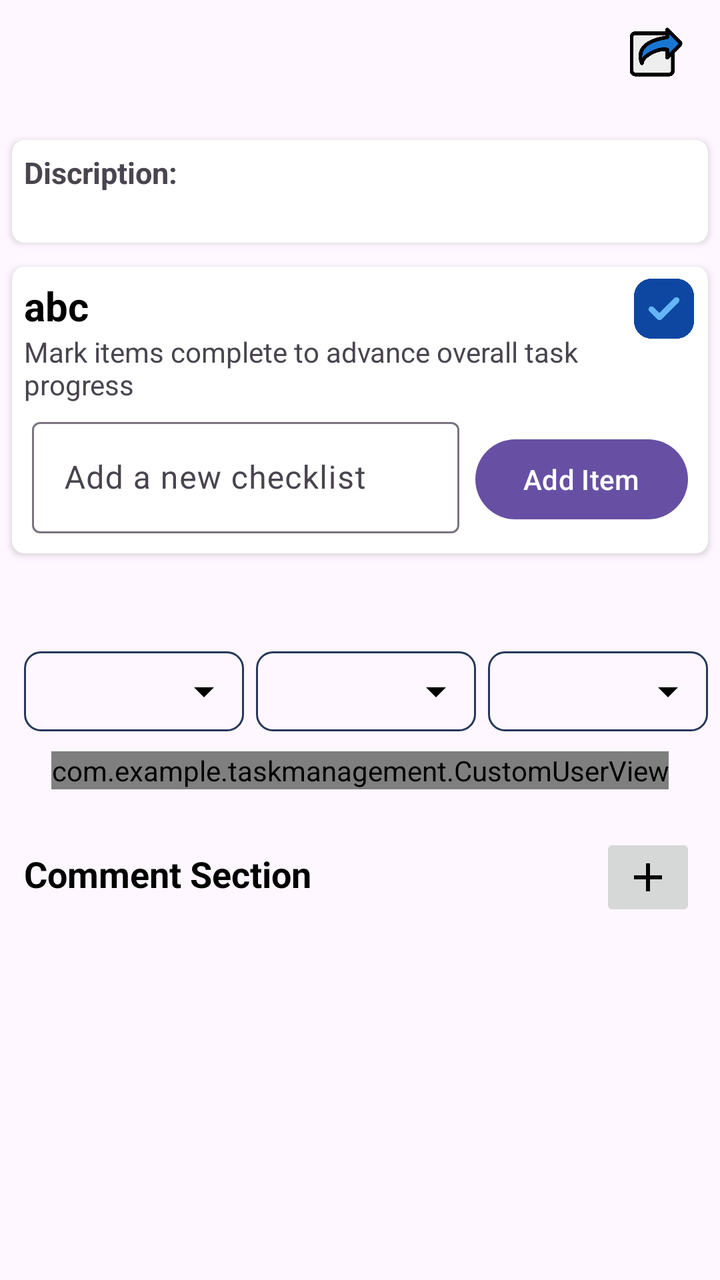
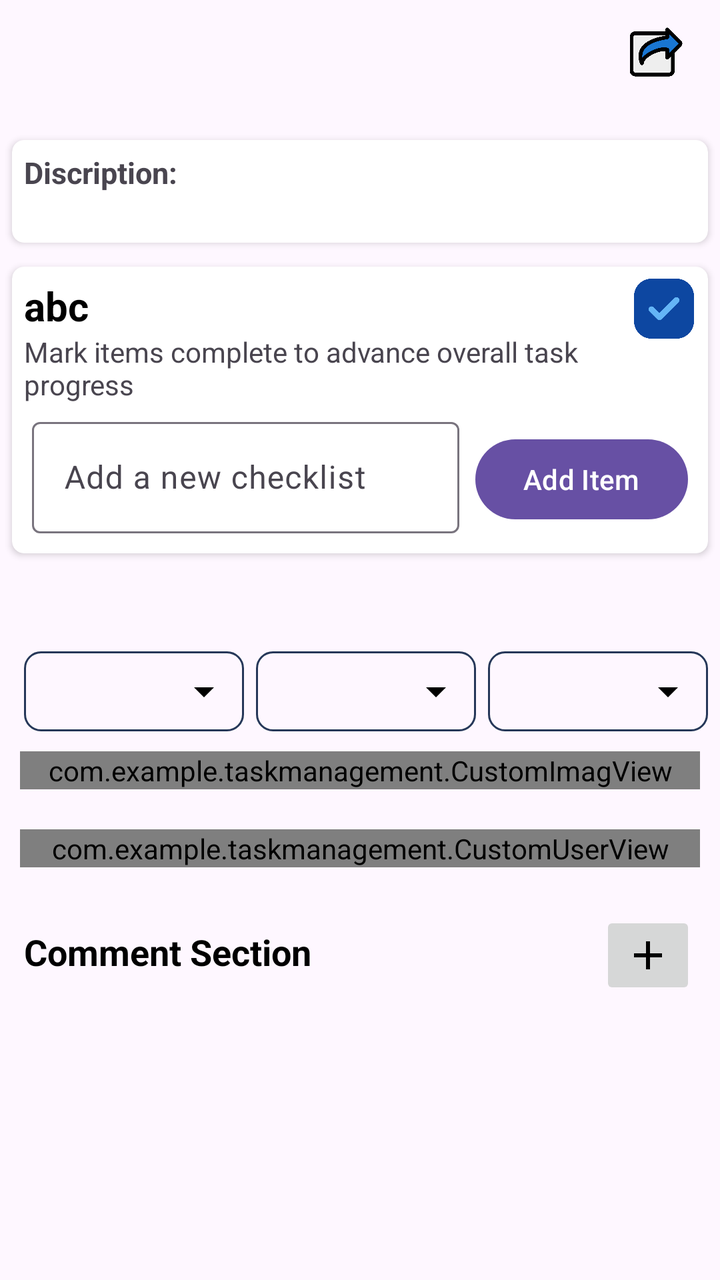

The first picture is an Android layout as it rendered before a commit; the second is the same layout after the commit. The layout source and the unified diff follow.
<!-- AndroidManifest.xml: application theme Theme.TaskManagement -->
<!-- res/layout/fragment_task_display.xml -->
<?xml version="1.0" encoding="utf-8"?>
<layout xmlns:android="http://schemas.android.com/apk/res/android"
    xmlns:tools="http://schemas.android.com/tools"
    xmlns:app="http://schemas.android.com/apk/res-auto">

    <data>

    </data>

    <androidx.core.widget.NestedScrollView
        android:layout_width="match_parent"
        android:layout_height="match_parent"
        android:fillViewport="true">

        <LinearLayout
            android:id="@+id/main"
            android:layout_width="match_parent"
            android:layout_height="wrap_content"
            android:orientation="vertical"
            android:background="?attr/colorSurface"
            tools:context=".TaskDisplayFragment">

            <LinearLayout
                android:layout_width="match_parent"
                android:layout_height="wrap_content"
                android:layout_margin="6dp"
                android:orientation="horizontal">

                <TextView
                    android:id="@+id/title"
                    android:textStyle="bold"
                    android:textColor="@color/black"
                    android:textSize="15dp"
                    android:layout_width="wrap_content"
                    android:layout_weight="1"
                    android:layout_marginTop="10dp"
                    android:layout_height="wrap_content" />

                <ImageView
                    android:padding="5dp"
                    android:id="@+id/materialbtn"
                    android:layout_width="40dp"
                    android:layout_height="40dp"
                    android:layout_margin="6dp"
                    android:layout_gravity="right"
                    android:src="@drawable/share" />


            </LinearLayout>

            <androidx.cardview.widget.CardView
                android:layout_width="match_parent"
                android:layout_height="wrap_content"
                android:layout_margin="6dp"
                app:cardCornerRadius="6dp">

                <LinearLayout
                    android:layout_width="match_parent"
                    android:layout_height="wrap_content"
                    android:padding="6dp"
                    android:orientation="vertical">

                    <TextView
                        android:text="Discription:"
                        android:textStyle="bold"
                        android:textSize="15dp"
                        android:layout_width="wrap_content"
                        android:layout_height="wrap_content" />

                    <TextView
                        android:id="@+id/discript"
                        android:layout_width="wrap_content"
                        android:layout_height="wrap_content" />
                </LinearLayout>
            </androidx.cardview.widget.CardView>

            <androidx.cardview.widget.CardView
                android:layout_width="match_parent"
                android:layout_height="wrap_content"
                android:layout_margin="6dp"
                app:cardCornerRadius="6dp">

                <LinearLayout
                    android:layout_width="match_parent"
                    android:layout_height="wrap_content"
                    android:orientation="vertical"
                    android:padding="6dp">

                    <LinearLayout
                        android:layout_width="match_parent"
                        android:layout_height="wrap_content"
                        android:orientation="horizontal">

                        <LinearLayout
                            android:layout_width="305dp"
                            android:layout_height="wrap_content"
                            android:orientation="vertical">

                            <TextView
                                android:id="@+id/checklist"
                                android:layout_width="wrap_content"
                                android:layout_height="wrap_content"
                                android:textStyle="bold"
                                android:textSize="20dp"
                                android:text="abc"
                                android:textColor="?attr/colorOnSurface" />

                            <TextView
                                android:text="Mark items complete to advance overall task progress"
                                android:layout_width="wrap_content"
                                android:layout_height="wrap_content" />


                        </LinearLayout>

                        <ImageView
                            android:layout_width="30dp"
                            android:layout_height="30dp"
                            android:src="@drawable/correct" />

                    </LinearLayout>

                    <androidx.recyclerview.widget.RecyclerView
                        android:id="@+id/checkListReycler"
                        android:layout_width="match_parent"
                        android:layout_height="wrap_content">

                    </androidx.recyclerview.widget.RecyclerView>

                    <LinearLayout
                        android:layout_width="match_parent"
                        android:layout_height="wrap_content"
                        android:orientation="horizontal">

                        <com.google.android.material.textfield.TextInputLayout

                            style="@style/Widget.Material3.TextInputLayout.OutlinedBox"
                            android:layout_width="match_parent"
                            android:layout_weight="1"
                            android:layout_height="wrap_content"
                            android:layout_margin="4dp"

                            android:hint="Add a new checklist">

                            <com.google.android.material.textfield.TextInputEditText
                                android:id="@+id/checklistitem"
                                android:layout_width="match_parent"
                                android:layout_height="wrap_content" />

                        </com.google.android.material.textfield.TextInputLayout>

                        <Button
                            android:id="@+id/additem"
                            android:layout_width="wrap_content"
                            android:layout_margin="4dp"
                            android:layout_height="wrap_content"
                            android:text="Add Item" />

                    </LinearLayout>


                </LinearLayout>
            </androidx.cardview.widget.CardView>

            <TextView
                android:id="@+id/date"
                android:padding="2dp"
                android:layout_margin="5dp"
                android:layout_width="match_parent"
                android:layout_height="wrap_content" />

            <LinearLayout
                android:layout_width="match_parent"
                android:layout_height="wrap_content"
                android:orientation="horizontal"
                android:weightSum="3"
                android:paddingStart="6dp"
                android:paddingEnd="6dp">

                <FrameLayout
                    android:layout_width="0dp"
                    android:layout_height="40dp"
                    android:layout_weight="1"
                    android:layout_marginStart="6dp"
                    android:layout_marginTop="10dp">

                    <Spinner
                        android:id="@+id/spinner"
                        android:layout_width="match_parent"
                        android:layout_height="match_parent"
                        android:background="@drawable/spinner_bg"
                        android:spinnerMode="dropdown"
                        android:paddingStart="8dp"
                        android:paddingEnd="24dp" />


                </FrameLayout>

                <FrameLayout
                    android:layout_width="0dp"
                    android:layout_height="40dp"
                    android:layout_weight="1"
                    android:layout_marginStart="6dp"
                    android:layout_marginTop="10dp">

                    <Spinner
                        android:id="@+id/categoryspinner"
                        android:layout_width="match_parent"
                        android:layout_height="match_parent"
                        android:background="@drawable/spinner_bg"
                        android:spinnerMode="dropdown"
                        android:paddingStart="8dp"
                        android:paddingEnd="24dp" />


                </FrameLayout>

                <FrameLayout
                    android:layout_width="0dp"
                    android:layout_height="40dp"
                    android:layout_weight="1"
                    android:layout_marginStart="6dp"
                    android:layout_marginTop="10dp">

                    <Spinner
                        android:id="@+id/periorityspinner"
                        android:layout_width="match_parent"
                        android:layout_height="match_parent"
                        android:background="@drawable/spinner_bg"
                        android:spinnerMode="dropdown"
                        android:paddingStart="8dp"
                        android:paddingEnd="24dp" />


                </FrameLayout>
            </LinearLayout>


         
            <com.example.taskmanagement.CustomUserView
                android:id="@+id/customUser"
                android:layout_margin="10dp"
                android:layout_width="wrap_content"
                android:layout_height="wrap_content"
                android:layout_gravity="center_horizontal" />

            <LinearLayout
                android:layout_width="match_parent"
                android:layout_height="wrap_content"
                android:orientation="vertical"
                android:padding="12dp">



                <LinearLayout
                    android:layout_width="match_parent"
                    android:layout_height="wrap_content"
                    android:orientation="horizontal">

                    <TextView
                        android:layout_width="0dp"
                        android:layout_height="wrap_content"
                        android:layout_weight="1"
                        android:layout_marginTop="8dp"
                        android:text="Comment Section"
                        android:textSize="18sp"
                        android:textStyle="bold"
                        android:textColor="@android:color/black" />

                    <ImageButton
                        android:id="@+id/imgbtn"
                        android:layout_width="wrap_content"
                        android:layout_height="wrap_content"
                        android:src="@drawable/baseline_add_24" />
                </LinearLayout>

                <androidx.recyclerview.widget.RecyclerView
                    android:id="@+id/commentRecycler"
                    android:layout_width="match_parent"
                    android:layout_height="wrap_content"

                    android:nestedScrollingEnabled="false"
                    android:overScrollMode="never" />

            </LinearLayout>


        </LinearLayout>
    </androidx.core.widget.NestedScrollView>
</layout>
<!-- resources referenced by this layout -->
<resources>
  <color name="black">#FF000000</color>
  <!-- drawable baseline_add_24 (drawable) -->
  <vector xmlns:android="http://schemas.android.com/apk/res/android" android:height="24dp" android:tint="#000000" android:viewportHeight="24" android:viewportWidth="24" android:width="24dp">
        
      <path android:fillColor="@android:color/white" android:pathData="M19,13h-6v6h-2v-6H5v-2h6V5h2v6h6v2z"/>
      
  </vector>
  <!-- drawable correct: png bitmap (drawable, 12004 bytes) -->
  <!-- drawable share: png bitmap (drawable, 14509 bytes) -->
  <!-- drawable spinner_bg (drawable) -->
  <?xml version="1.0" encoding="utf-8"?>
  <layer-list xmlns:android="http://schemas.android.com/apk/res/android">
  
      <item>
          <shape android:shape="rectangle">
              <solid android:color="?attr/colorSurface" />
              <corners android:radius="8dp" />
              <stroke
                  android:width="1dp"
                  android:color="#263859" />
          </shape>
      </item>
  
      <item
          android:drawable="@drawable/outline_arrow_drop_down_24"
          android:gravity="end|center_vertical"
          android:right="8dp" />
  
  </layer-list>
  <style name="Theme.TaskManagement" parent="Base.Theme.TaskManagement" />
  <!-- drawable outline_arrow_drop_down_24 (drawable) -->
  <vector xmlns:android="http://schemas.android.com/apk/res/android" android:height="24dp" android:tint="#000000" android:viewportHeight="960" android:viewportWidth="960" android:width="24dp">
        
      <path android:fillColor="@android:color/white" android:pathData="M480,600L280,400L680,400L480,600Z"/>
      
  </vector>
  <style name="Base.Theme.TaskManagement" parent="Theme.Material3.DayNight.NoActionBar">
          
          
          <item name="colorOnSurface">#000000</item>
      </style>
</resources>

<!-- the commit's change to res/layout/fragment_task_display.xml (unified diff, before → after) -->
@@ -236,13 +236,18 @@
             </LinearLayout>
 
 
-         
+            <com.example.taskmanagement.CustomImagView
+                android:layout_margin="10dp"
+                android:id="@+id/customImage"
+                android:layout_width="match_parent"
+                android:layout_height="wrap_content" />
+
             <com.example.taskmanagement.CustomUserView
                 android:id="@+id/customUser"
                 android:layout_margin="10dp"
-                android:layout_width="wrap_content"
-                android:layout_height="wrap_content"
-                android:layout_gravity="center_horizontal" />
+                android:layout_width="match_parent"
+                android:layout_height="wrap_content"
+                 />
 
             <LinearLayout
                 android:layout_width="match_parent"
@@ -258,15 +263,17 @@
                     android:orientation="horizontal">
 
                     <TextView
-                        android:layout_width="0dp"
-                        android:layout_height="wrap_content"
-                        android:layout_weight="1"
+                        android:layout_width="wrap_content"
+                        android:layout_height="wrap_content"
                         android:layout_marginTop="8dp"
                         android:text="Comment Section"
                         android:textSize="18sp"
                         android:textStyle="bold"
                         android:textColor="@android:color/black" />
-
+<Space
+    android:layout_width="0dp"
+    android:layout_height="match_parent"
+    android:layout_weight="1"/>
                     <ImageButton
                         android:id="@+id/imgbtn"
                         android:layout_width="wrap_content"
